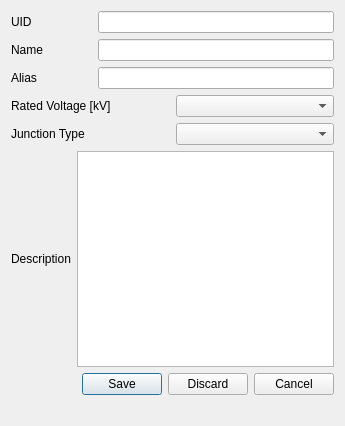
This is junction.ui in elismemic/project as Qt 5 draws it before an edit. The edited form follows.
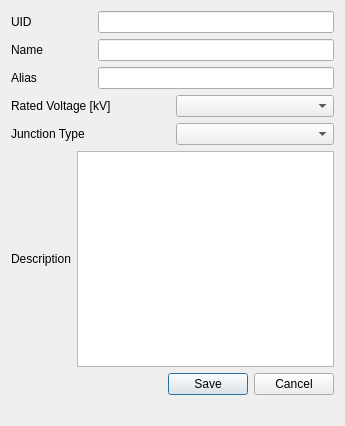
This is the edited form.

Patch:
```diff
--- a/junction.ui
+++ b/junction.ui
@@ -105,7 +105,7 @@
    <item row="2" column="0">
     <widget class="QDialogButtonBox" name="buttonBox">
      <property name="standardButtons">
-      <set>QDialogButtonBox::Cancel|QDialogButtonBox::Discard|QDialogButtonBox::Save</set>
+      <set>QDialogButtonBox::Cancel|QDialogButtonBox::Save</set>
      </property>
      <property name="centerButtons">
       <bool>false</bool>
```
Left out of the diff: 3 changed lines with no effect on the pictures.
